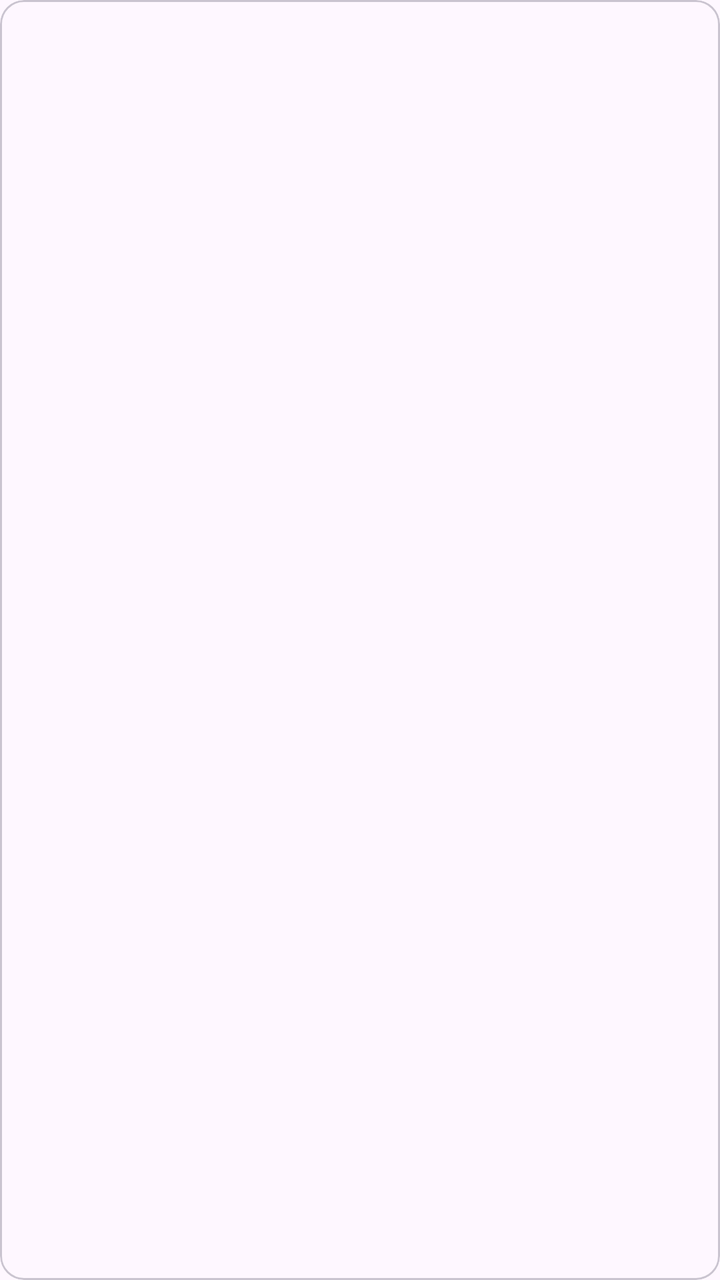
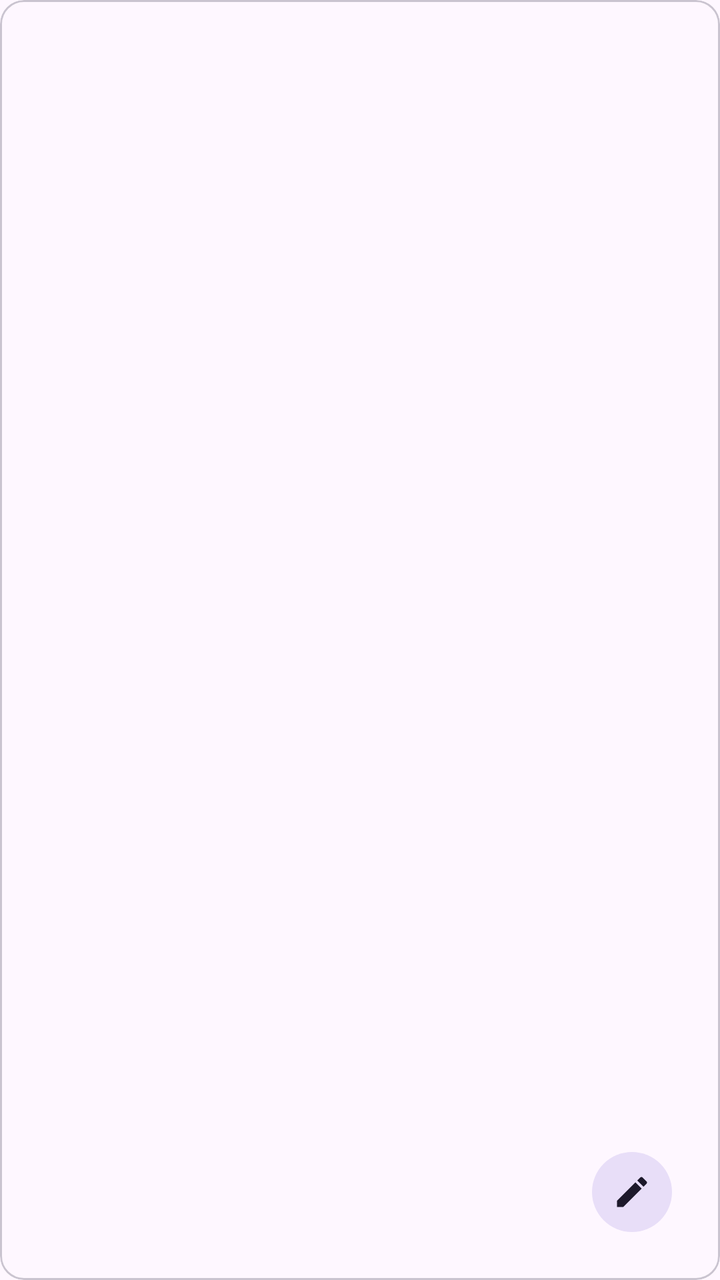

Screens rendered from an Android XML layout before and after an edit, with the pre-edit source and the edit as a unified diff.
<!-- AndroidManifest.xml: application theme Theme.HomeHelper -->
<!-- res/layout/sensor_node.xml -->
<?xml version="1.0" encoding="utf-8"?>
<com.google.android.material.card.MaterialCardView
    xmlns:android="http://schemas.android.com/apk/res/android"
    android:layout_width="match_parent"
    android:layout_height="wrap_content">

    <LinearLayout
        android:layout_width="match_parent"
        android:layout_height="wrap_content"
        android:orientation="vertical"
        android:padding="16dp">
        <TextView android:id="@+id/roomText"
            android:layout_width="match_parent" android:layout_height="wrap_content"
            android:textSize="28sp" android:textStyle="bold"/>
        <TextView android:id="@+id/temperatureText"
            android:layout_width="match_parent" android:layout_height="wrap_content"
            android:textSize="22sp" android:layout_marginTop="8dp"/>
        <TextView android:id="@+id/humidityText" android:layout_width="match_parent" android:layout_height="wrap_content"
            android:textSize="22sp" android:layout_marginTop="8dp"/>
        <TextView android:id="@+id/motionText" android:layout_width="match_parent" android:layout_height="wrap_content"
            android:textSize="22sp" android:layout_marginTop="8dp"/>
    </LinearLayout>

</com.google.android.material.card.MaterialCardView>
<!-- resources referenced by this layout -->
<resources>
  <style name="Theme.HomeHelper" parent="Base.Theme.HomeHelper" />
  <style name="Base.Theme.HomeHelper" parent="Theme.Material3.DayNight.NoActionBar">
          
          
      </style>
</resources>

<!-- the commit's change to res/layout/sensor_node.xml (unified diff, before → after) -->
@@ -1,24 +1,49 @@
 <?xml version="1.0" encoding="utf-8"?>
-<com.google.android.material.card.MaterialCardView
-    xmlns:android="http://schemas.android.com/apk/res/android"
+<com.google.android.material.card.MaterialCardView xmlns:android="http://schemas.android.com/apk/res/android"
     android:layout_width="match_parent"
-    android:layout_height="wrap_content">
+    android:layout_height="wrap_content"
+    xmlns:app="http://schemas.android.com/apk/res-auto">
 
-    <LinearLayout
+    <androidx.constraintlayout.widget.ConstraintLayout
         android:layout_width="match_parent"
-        android:layout_height="wrap_content"
+        android:layout_height="match_parent"
         android:orientation="vertical"
         android:padding="16dp">
+
         <TextView android:id="@+id/roomText"
-            android:layout_width="match_parent" android:layout_height="wrap_content"
-            android:textSize="28sp" android:textStyle="bold"/>
+            android:layout_width="0dp" android:layout_height="wrap_content"
+            android:textSize="28sp" android:textStyle="bold"
+            app:layout_constraintTop_toTopOf="parent"
+            app:layout_constraintStart_toStartOf="parent"
+            app:layout_constraintEnd_toEndOf="parent"/>
         <TextView android:id="@+id/temperatureText"
-            android:layout_width="match_parent" android:layout_height="wrap_content"
-            android:textSize="22sp" android:layout_marginTop="8dp"/>
-        <TextView android:id="@+id/humidityText" android:layout_width="match_parent" android:layout_height="wrap_content"
-            android:textSize="22sp" android:layout_marginTop="8dp"/>
-        <TextView android:id="@+id/motionText" android:layout_width="match_parent" android:layout_height="wrap_content"
-            android:textSize="22sp" android:layout_marginTop="8dp"/>
-    </LinearLayout>
+            android:layout_width="0dp" android:layout_height="wrap_content"
+            android:textSize="22sp" android:layout_marginTop="8dp"
+            app:layout_constraintTop_toBottomOf="@id/roomText"
+            app:layout_constraintStart_toStartOf="parent"
+            app:layout_constraintEnd_toEndOf="parent"/>
+        <TextView android:id="@+id/humidityText"
+            android:layout_width="0dp" android:layout_height="wrap_content"
+            android:textSize="22sp" android:layout_marginTop="8dp"
+            app:layout_constraintTop_toBottomOf="@id/temperatureText"
+            app:layout_constraintStart_toStartOf="parent"
+            app:layout_constraintEnd_toEndOf="parent"/>
+        <TextView android:id="@+id/motionText"
+            android:layout_width="0dp" android:layout_height="wrap_content"
+            android:textSize="22sp" android:layout_marginTop="8dp"
+            app:layout_constraintTop_toBottomOf="@id/humidityText"
+            app:layout_constraintStart_toStartOf="parent"
+            app:layout_constraintEnd_toEndOf="parent"/>
+        
+        <com.google.android.material.button.MaterialButton
+            android:layout_width="wrap_content"
+            android:layout_height="wrap_content"
+            android:layout_margin="4dp"
+            style="@style/Widget.Material3.Button.IconButton.Filled.Tonal"
+            app:icon="@drawable/ic_edit"
+            app:layout_constraintBottom_toBottomOf="parent"
+            app:layout_constraintEnd_toEndOf="parent"/>
+
+    </androidx.constraintlayout.widget.ConstraintLayout>
 
 </com.google.android.material.card.MaterialCardView>
<!-- resource entries referenced after the edit -->
@@ -1,5 +1,11 @@
 <!-- resources referenced by this layout -->
 <resources>
+  <!-- drawable ic_edit (drawable) -->
+  <vector xmlns:android="http://schemas.android.com/apk/res/android" android:height="24dp" android:tint="#000000" android:viewportHeight="24" android:viewportWidth="24" android:width="24dp">
+        
+      <path android:fillColor="@android:color/white" android:pathData="M3,17.25V21h3.75L17.81,9.94l-3.75,-3.75L3,17.25zM20.71,7.04c0.39,-0.39 0.39,-1.02 0,-1.41l-2.34,-2.34c-0.39,-0.39 -1.02,-0.39 -1.41,0l-1.83,1.83 3.75,3.75 1.83,-1.83z"/>
+      
+  </vector>
   <style name="Theme.HomeHelper" parent="Base.Theme.HomeHelper" />
   <style name="Base.Theme.HomeHelper" parent="Theme.Material3.DayNight.NoActionBar">
           
